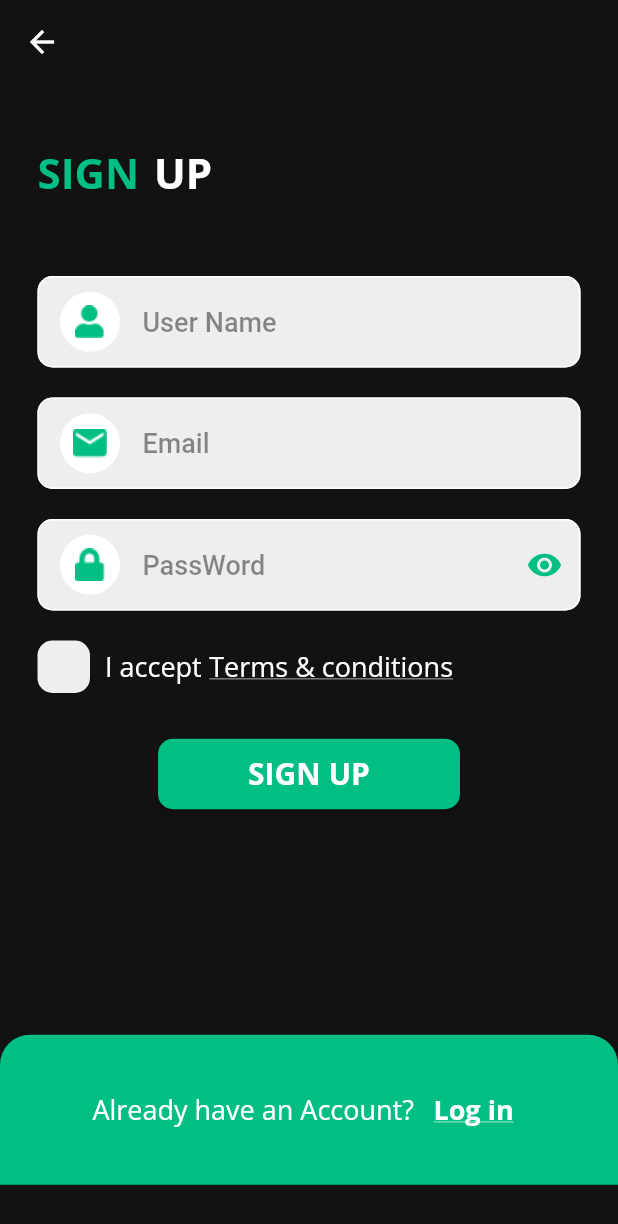
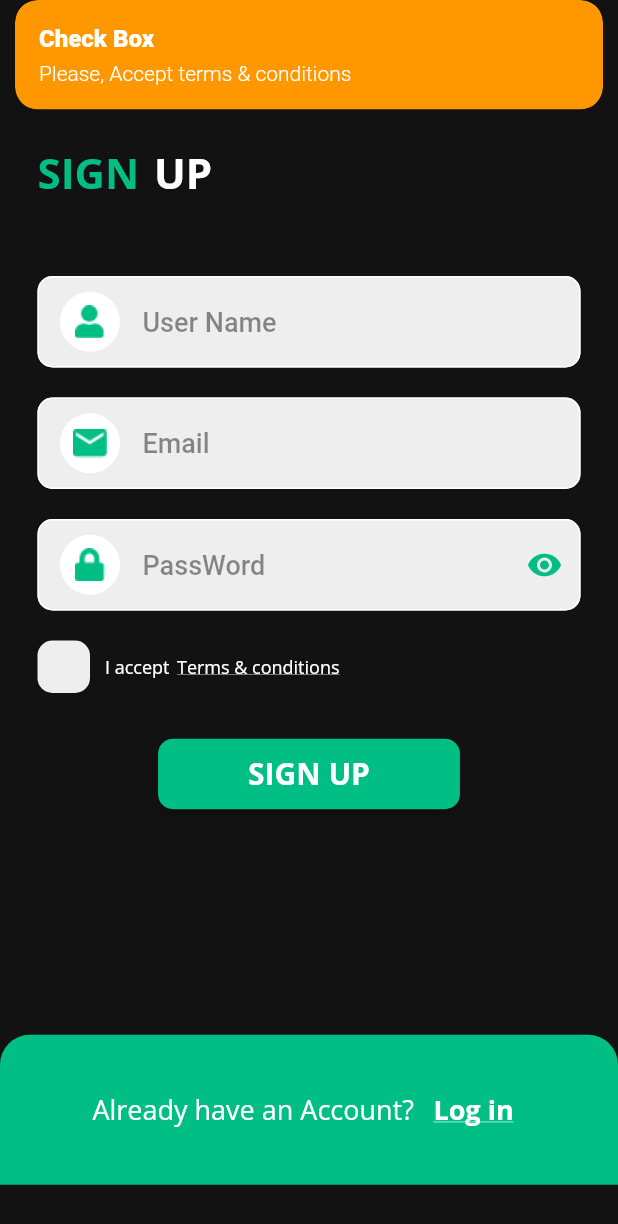
Before and after one commit to majdideveloper/flutter_ecommerce_getx, a Flutter app: the SignUpScreen screen opened by its route, after a tap on "SIGN UP", on a phone screen of 412 x 824 dp. Shown: the top 1224 px of the screen. Run offline on Flutter 3.47's test engine with Material 2 defaults, Android fonts, the phone set to English and light mode, and no system bars; our stand-ins replace firebase_auth, firebase_core, get, google_fonts; accounts and stored records are empty.

Commit message:
day number 4th in this project complete

```diff
--- a/lib/main.dart
+++ b/lib/main.dart
@@ -1,3 +1,4 @@
+import 'package:firebase_core/firebase_core.dart';
 import 'package:flutter/material.dart';
 import 'package:flutter_ecommerce_getx/routes/routes.dart';
 
@@ -5,7 +6,9 @@ import 'package:flutter_ecommerce_getx/utils/themes.dart';
 
 import 'package:get/get.dart';
 
-void main() {
+void main() async {
+  WidgetsFlutterBinding.ensureInitialized();
+  await Firebase.initializeApp();
   runApp(const MyApp());
 }
 
--- a/lib/routes/routes.dart
+++ b/lib/routes/routes.dart
@@ -29,6 +29,10 @@ class AppRoutes {
       page: () => ForgetPasswordScreen(),
       binding: AuthBinding(),
     ),
+    GetPage(
+      name: Routes.mainScreen,
+      page: () => const MainScreen(),
+    ),
   ];
 }
 
@@ -37,4 +41,5 @@ class Routes {
   static const loginScreen = '/loginScreen';
   static const signUpScreen = '/signUpScreen';
   static const forgetPasswordScreen = '/forgetPasswordScreen';
+  static const mainScreen = '/mainScreen';
 }
--- a/lib/views/screens/auth/forget_password_screen.dart
+++ b/lib/views/screens/auth/forget_password_screen.dart
@@ -27,7 +27,7 @@ class ForgetPasswordScreen extends StatelessWidget {
           onPressed: () {
             Get.back();
           },
-          icon: Icon(Icons.arrow_back_ios),
+          icon: const Icon(Icons.arrow_back_ios),
           color: mainColor,
         ),
       ),
--- a/lib/views/screens/auth/signup_screen.dart
+++ b/lib/views/screens/auth/signup_screen.dart
@@ -1,3 +1,4 @@
+import 'package:firebase_auth/firebase_auth.dart';
 import 'package:flutter/material.dart';
 import 'package:flutter_ecommerce_getx/logic/controllers/auth_controller.dart';
 import 'package:flutter_ecommerce_getx/routes/routes.dart';
@@ -144,20 +145,22 @@ class SignUpScreen extends StatelessWidget {
                                   color: Get.isDarkMode
                                       ? darkGreyClr
                                       : Colors.white,
-                                  fontSize: 18.0,
+                                  fontSize: 12.0,
                                   fontWeight: FontWeight.normal,
                                 ),
                                 const SizedBox(
                                   width: 5.0,
                                 ),
-                                TextUtils(
+                                SizedBox(
+                                  child: TextUtils(
                                     text: 'Terms & conditions',
                                     color: Get.isDarkMode
                                         ? darkGreyClr
                                         : Colors.white,
-                                  fontSize: 18.0,
+                                    fontSize: 12.0,
                                     fontWeight: FontWeight.normal,
                                     underline: TextDecoration.underline,
+                                  ),
                                 ),
                               ],
                             ),
@@ -166,11 +169,31 @@ class SignUpScreen extends StatelessWidget {
                         const SizedBox(
                           height: 30.0,
                         ),
-                        AuthButton(
+                        GetBuilder<AuthController>(builder: (_) {
+                          return AuthButton(
                             text: 'sign up'.toUpperCase(),
-                          onPressed: () {},
+                            onPressed: () {
+                              if (controller.isChekBox == false) {
+                                Get.snackbar(
+                                  'Check Box',
+                                  'Please, Accept terms & conditions ',
+                                  snackPosition: SnackPosition.TOP,
+                                  backgroundColor: Colors.orange,
+                                  colorText: Colors.white,
+                                );
+                              } else if (keyForm.currentState!.validate()) {
+                                String name = nameController.text.trim();
+                                String email = emailController.text.trim();
+                                String password = passwordController.text;
+                                controller.signUpUsingFirebase(
+                                    name: name,
+                                    email: email,
+                                    passWord: password);
+                              }
+                            },
                             fontSize: 20.0,
-                        ),
+                          );
+                        })
                       ],
                     ),
                   ),
```
Also changed, not shown: lib/logic/controllers/auth_controller.dart (+97 -0 lines), lib/views/screens/auth/login_screen.dart (+14 -5 lines), lib/views/screens/main_screen.dart (+10 -0 lines), 5 other files. Lines whose indentation alone changed are shown as unchanged.
